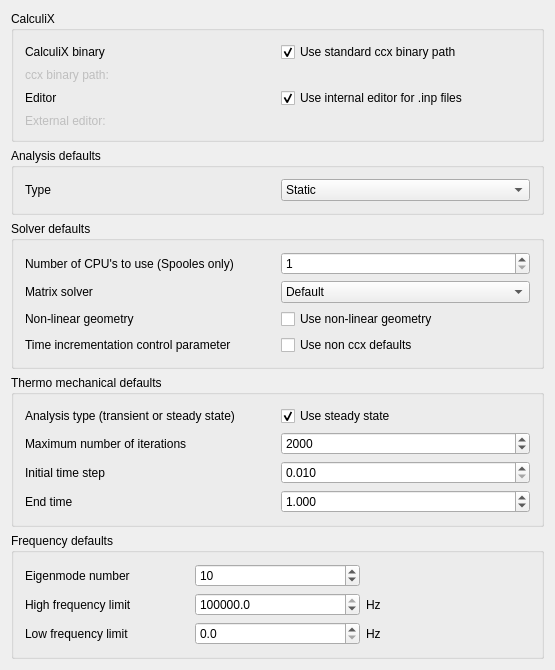
Before: the Qt Designer form src/Mod/Fem/Gui/DlgSettingsFemCcx.ui in berndhahnebach/All_FreeCAD, drawn with Qt 5.
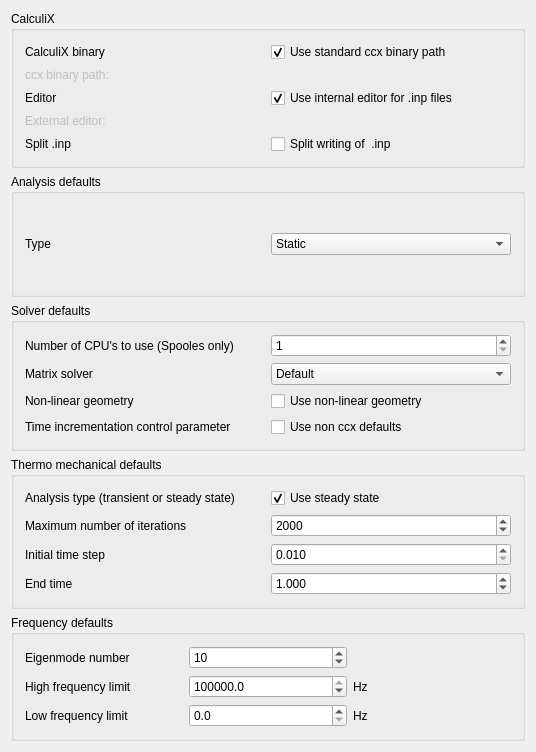
After: the same form once the commit is applied. Icons and pictures are not drawn. Custom widgets are drawn as their Qt base class.

Commit message: FEM: Add split input writer option to preferences dialog GUI

Diff of the .ui file:
```diff
--- a/src/Mod/Fem/Gui/DlgSettingsFemCcx.ui
+++ b/src/Mod/Fem/Gui/DlgSettingsFemCcx.ui
@@ -6,16 +6,16 @@
    <rect>
     <x>0</x>
     <y>0</y>
-    <width>555</width>
-    <height>652</height>
+    <width>536</width>
+    <height>752</height>
    </rect>
   </property>
   <property name="windowTitle">
    <string>CalculiX</string>
   </property>
-  <layout class="QVBoxLayout" name="verticalLayout">
-   <item>
-    <layout class="QVBoxLayout" name="verticalLayout_2">
+  <layout class="QGridLayout" name="gridLayout_4">
+   <item row="0" column="0">
+    <layout class="QVBoxLayout" name="verticalLayout">
      <item>
       <widget class="QGroupBox" name="gb_01_ccx_param">
        <property name="sizePolicy">
@@ -33,16 +33,23 @@
        <property name="alignment">
         <set>Qt::AlignLeading|Qt::AlignLeft|Qt::AlignTop</set>
        </property>
-       <layout class="QHBoxLayout" name="horizontalLayout">
-        <property name="sizeConstraint">
-         <enum>QLayout::SetNoConstraint</enum>
-        </property>
-        <item>
-         <layout class="QGridLayout" name="gl_ccx">
-          <item row="5" column="2">
-           <widget class="Gui::PrefFileChooser" name="fc_ext_editor" native="true">
-            <property name="enabled">
-             <bool>false</bool>
+       <layout class="QGridLayout" name="gridLayout_2">
+        <item row="0" column="0">
+         <layout class="QGridLayout" name="gridLayout">
+          <item row="0" column="0">
+           <widget class="QLabel" name="l_ccx_binary_std">
+            <property name="text">
+             <string>CalculiX binary</string>
+            </property>
+           </widget>
+          </item>
+          <item row="0" column="1">
+           <widget class="Gui::PrefCheckBox" name="cb_ccx_binary_std">
+            <property name="text">
+             <string>Use standard ccx binary path</string>
+            </property>
+            <property name="checked">
+             <bool>true</bool>
             </property>
             <property name="prefEntry" stdset="0">
              <cstring>ExternalEditorPath</cstring>
@@ -52,7 +59,7 @@
             </property>
            </widget>
           </item>
-          <item row="2" column="0">
+          <item row="1" column="0">
            <widget class="QLabel" name="l_ccx_binary_path">
             <property name="enabled">
              <bool>false</bool>
@@ -68,7 +75,7 @@
             </property>
            </widget>
           </item>
-          <item row="2" column="2">
+          <item row="1" column="1">
            <widget class="Gui::PrefFileChooser" name="fc_ccx_binary_path" native="true">
             <property name="enabled">
              <bool>false</bool>
@@ -108,7 +115,14 @@
             </property>
            </widget>
           </item>
-          <item row="3" column="2">
+          <item row="2" column="0">
+           <widget class="QLabel" name="l_editor">
+            <property name="text">
+             <string>Editor</string>
+            </property>
+           </widget>
+          </item>
+          <item row="2" column="1">
            <widget class="Gui::PrefCheckBox" name="cb_int_editor">
             <property name="text">
              <string>Use internal editor for .inp files</string>
@@ -125,13 +139,6 @@
            </widget>
           </item>
           <item row="3" column="0">
-           <widget class="QLabel" name="l_editor">
-            <property name="text">
-             <string>Editor</string>
-            </property>
-           </widget>
-          </item>
-          <item row="5" column="0">
            <widget class="QLabel" name="l_ext_editor">
             <property name="enabled">
              <bool>false</bool>
@@ -147,14 +154,37 @@
             </property>
            </widget>
           </item>
-          <item row="0" column="2">
-           <widget class="Gui::PrefCheckBox" name="cb_ccx_binary_std">
+          <item row="3" column="1">
+           <widget class="Gui::PrefFileChooser" name="fc_ext_editor" native="true">
+            <property name="enabled">
+             <bool>false</bool>
+            </property>
+            <property name="prefEntry" stdset="0">
+             <cstring>ExternalEditorPath</cstring>
+            </property>
+            <property name="prefPath" stdset="0">
+             <cstring>Mod/Fem/Ccx</cstring>
+            </property>
+           </widget>
+          </item>
+          <item row="4" column="0">
+           <widget class="QLabel" name="l_editor_2">
             <property name="text">
-             <string>Use standard ccx binary path</string>
+             <string>Split .inp</string>
             </property>
-            <property name="checked">
+           </widget>
+          </item>
+          <item row="4" column="1">
+           <widget class="Gui::PrefCheckBox" name="cb_split_inp_writer">
+            <property name="enabled">
              <bool>true</bool>
             </property>
+            <property name="text">
+             <string>Split writing of  .inp</string>
+            </property>
+            <property name="checked">
+             <bool>false</bool>
+            </property>
             <property name="prefEntry" stdset="0">
              <cstring>UseStandardCcxLocation</cstring>
             </property>
@@ -163,13 +193,6 @@
             </property>
            </widget>
           </item>
-          <item row="0" column="0">
-           <widget class="QLabel" name="l_ccx_binary_std">
-            <property name="text">
-             <string>CalculiX binary</string>
-            </property>
-           </widget>
-          </item>
          </layout>
         </item>
        </layout>
@@ -509,8 +532,8 @@
        <property name="title">
         <string>Frequency defaults</string>
        </property>
-       <layout class="QHBoxLayout" name="horizontalLayout_5">
-        <item>
+       <layout class="QGridLayout" name="gridLayout_3">
+        <item row="0" column="0">
          <layout class="QGridLayout" name="gl_freuq">
           <item row="1" column="1">
            <widget class="Gui::PrefSpinBox" name="sb_eigenmode_number">
@@ -617,19 +640,6 @@
      </item>
     </layout>
    </item>
-   <item>
-    <spacer name="verticalSpacer">
-     <property name="orientation">
-      <enum>Qt::Vertical</enum>
-     </property>
-     <property name="sizeHint" stdset="0">
-      <size>
-       <width>20</width>
-       <height>40</height>
-      </size>
-     </property>
-    </spacer>
-   </item>
   </layout>
  </widget>
  <layoutdefault spacing="6" margin="11"/>
```
Left out of the diff: 18 changed lines with no effect on the pictures. The commit also changes 2 other files.
